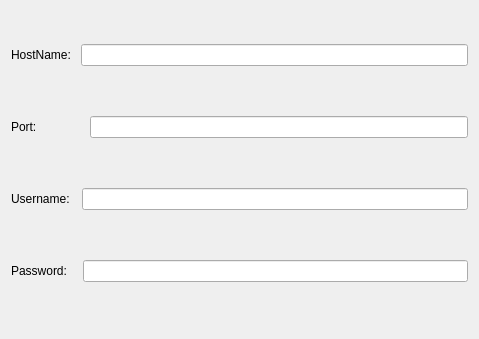
First picture: the form in connectiondialog.ui, repository MrTrojan52/MERAGui, before the edit.
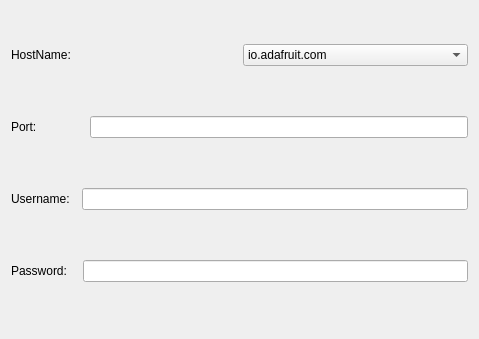
Second picture: the form after the edit.

Patch:
```diff
--- a/connectiondialog.ui
+++ b/connectiondialog.ui
@@ -53,6 +53,15 @@
        </property>
       </widget>
      </item>
+     <item>
+      <widget class="QComboBox" name="cmbHost">
+       <item>
+        <property name="text">
+         <string>io.adafruit.com</string>
+        </property>
+       </item>
+      </widget>
+     </item>
      <item>
       <spacer name="horizontalSpacer_4">
        <property name="orientation">
@@ -69,9 +78,6 @@
        </property>
       </spacer>
      </item>
-     <item>
-      <widget class="QLineEdit" name="editHost"/>
-     </item>
     </layout>
    </item>
    <item>
```
Left out of the diff: 2 changed lines with no effect on the pictures.
